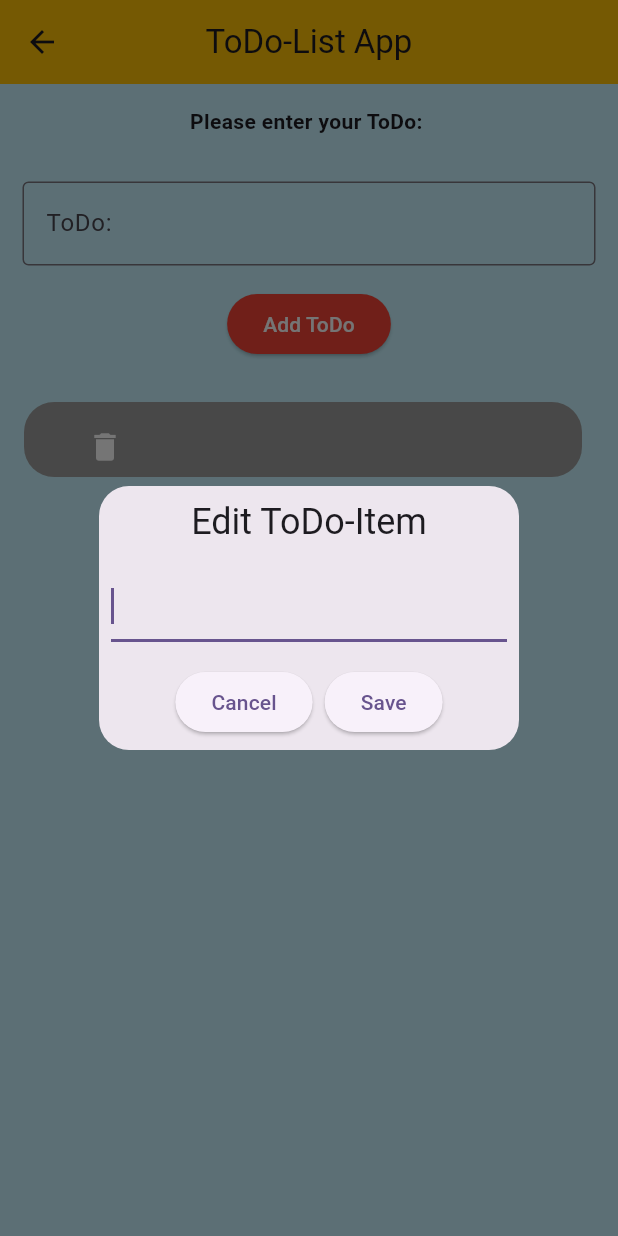
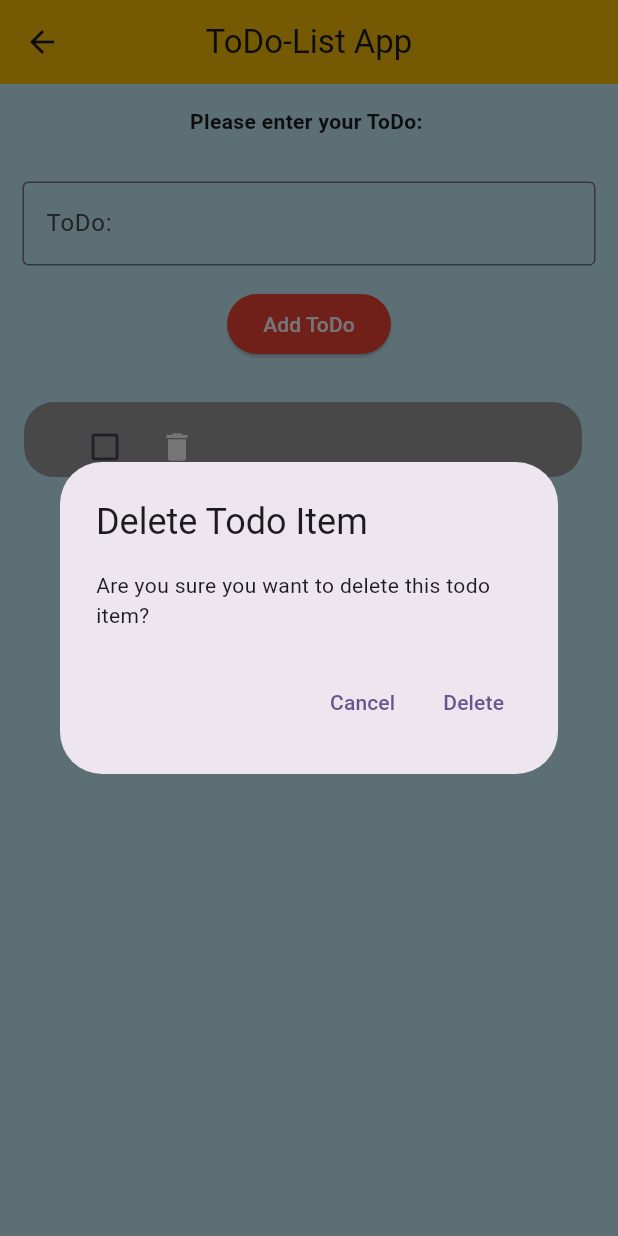
Before and after one commit to AndlKais/MADV, a Flutter app: the TodoHomepage screen opened directly, after a tap on "Add ToDo", after a tap on the "delete" icon, on a phone screen of 412 x 824 dp. Run offline on Flutter 3.47's test engine with Material 3 defaults, Android fonts, the phone set to English and light mode, and no system bars; our stand-ins replace cloud_firestore, firebase_core, get; accounts and stored records are empty.

Commit message:
Nachträgliche Fixes zur Endversion

```diff
--- a/todo_app/lib/infrastructure/todoItem_repository.dart
+++ b/todo_app/lib/infrastructure/todoItem_repository.dart
@@ -8,20 +8,14 @@
   Future<List<TodoItem>> getAllTodoItems() async {
     final todoItemsCollection = await _firestore.collection('todoItems').get();
 
-    if (kDebugMode) {
-      print("komme bis hier hin");
-    }
-
     for (QueryDocumentSnapshot documentSnapshot in todoItemsCollection.docs) {
       if (kDebugMode) {
         print(documentSnapshot.data());
       }
     }
 
-    final todoItemList = todoItemsCollection.docs
-        .map((QueryDocumentSnapshot e) =>
-        TodoItem.fromJson(e.data() as Map<String, dynamic>))
-        .toList();
+    final todoItemList =
+        todoItemsCollection.docs.map((e) => TodoItem.fromJson(e)).toList();
 
     return Future.value(todoItemList);
 
@@ -46,42 +40,23 @@
     }
   }
 
-  Future<void> deleteDataBasedOnQuery(String field, String value) async {
+  Future<void> deleteDataBasedOnQuery(TodoItem todoItem) async {
+    print("field: $todoItem.id");
+
     try {
-      QuerySnapshot querySnapshot = await _firestore
-          .collection('todoItems')
-          .where(field, isEqualTo: value)
-          .get();
-
-
-      print('Anzahl der Dokumente: ${querySnapshot.size}');
-
-
-      for (QueryDocumentSnapshot document in querySnapshot.docs) {
-        print(" kurz vorm Löschen ");
-        await document.reference.delete();
-      }
-
+      await _firestore.collection('todoItems').doc(todoItem.id).delete();
       print('Daten erfolgreich aus Firestore gelöscht.');
     } catch (e) {
       print('Fehler beim Löschen der Daten: $e');
     }
   }
 
-  Future<void> updateDataBasedOnQuery(String field, String oldValue,
-      String newValue) async {
+  Future<void> updateDataBasedOnQuery(String name, bool done, String id) async {
     try {
-      QuerySnapshot querySnapshot = await _firestore
+      await _firestore
           .collection('todoItems')
-          .where(field, isEqualTo: oldValue)
-          .get();
-
-      print('Anzahl der Dokumente: ${querySnapshot.size}');
-
-      for (QueryDocumentSnapshot document in querySnapshot.docs) {
-        print("kurz vorm Aktualisieren");
-        await document.reference.update({field: newValue});
-      }
+          .doc(id)
+          .update({'id': id, 'done': done, 'name': name});
       print('Daten erfolgreich in Firestore aktualisiert.');
     } catch (e) {
       print('Fehler beim Aktualisieren der Daten: $e');
--- a/todo_app/lib/infrastructure/todo_item.dart
+++ b/todo_app/lib/infrastructure/todo_item.dart
@@ -1,18 +1,28 @@
+import 'package:cloud_firestore/cloud_firestore.dart';
+
 class TodoItem{
-  int id;
+  String id;
   bool done;
   String name;
 
-  TodoItem({required this.id, required this.done, required this.name});
+  TodoItem({required this.id, this.done = false, required this.name});
 
-  factory TodoItem.fromJson(Map<String, dynamic> json) {
-
-    print(json['id']);
+  /*factory TodoItem.fromJson(Map<String, dynamic> json) {
 
     return TodoItem(
       id: json['id'],
       done: json['done'],
       name: json['name']
     );
+  }*/
+
+  factory TodoItem.fromJson(DocumentSnapshot doc) {
+    Map<String, dynamic> json = doc.data() as Map<String, dynamic>;
+
+    return TodoItem(
+        id: doc.id,
+        done: json['done'],
+        name: json['name']
+    );
   }
 }
--- a/todo_app/lib/presentation/app.dart
+++ b/todo_app/lib/presentation/app.dart
@@ -12,7 +12,7 @@
     Get.lazyPut(() => TodoHomepageController());
     Get.lazyPut(() => TodoItemRepository());
 
-    return MaterialApp(
+    return GetMaterialApp(
       title: 'ToDo-List',
       theme: ThemeData(
         scaffoldBackgroundColor: const Color(0x94A0EAFF),
--- a/todo_app/lib/presentation/login/login.dart
+++ b/todo_app/lib/presentation/login/login.dart
@@ -64,7 +64,7 @@
                         Navigator.push(
                           context,
                           MaterialPageRoute(
-                              builder: (context) => TodoHomepage()
+                              builder: (context) => const TodoHomepage()
                         ));
                       } else {
                         ScaffoldMessenger.of(context).showSnackBar(
--- a/todo_app/lib/presentation/todoHomepage/todo_homepage.dart
+++ b/todo_app/lib/presentation/todoHomepage/todo_homepage.dart
@@ -5,11 +5,7 @@
 import 'package:todo_app/presentation/todoHomepage/todo_homepage_controller.dart';
 
 class TodoHomepage extends GetView<TodoHomepageController> {
-
-
-  TodoHomepage({super.key});
-
-  //final todoItemRepository = TodoItemRepository();
+  const TodoHomepage({super.key});
 
   @override
   Widget build(BuildContext context) {
@@ -25,27 +21,16 @@
           children: [
             TodoInput(
                 todoItems: controller.initialTodoItems,
-                onTodoItemsUpdated: (updatedTodoItems) {}
-            ),
+                onTodoItemsUpdated: (updatedTodoItems) {controller.update();}),
             const SizedBox(height: 20),
             Expanded(
-              child:
-              Obx(() => ListView.builder(
+              child: Obx(
+                () => ListView.builder(
                   itemBuilder: (context, index) {
-                      return NewTodoItem(
-                          newTodoItem: controller.initialTodoItems[index],
-                          onTap: (todoItem){
-                            controller.editTodoItem(controller.initialTodoItems[index]);
-
-                          },
-                          /*onPressed: (todoItem) {
-                            todoItem = controller.initialTodoItems[index];
-                            print(todoItem.categoryName);
-                            print("Logged!");
-                            controller.editTodoItem(todoItem);
-                          }*/
-                      );
-                    },
+                    return NewTodoItem(
+                      newTodoItem: controller.initialTodoItems[index],
+                    );
+                  },
                   itemCount: controller.initialTodoItems.length,
                 ),
               ),
--- a/todo_app/lib/presentation/todoHomepage/todo_homepage_controller.dart
+++ b/todo_app/lib/presentation/todoHomepage/todo_homepage_controller.dart
@@ -1,3 +1,4 @@
+import 'package:flutter/foundation.dart';
 import 'package:flutter/material.dart';
 import 'package:get/get.dart';
 import 'package:todo_app/infrastructure/todo_item.dart';
@@ -11,8 +12,8 @@
 
   @override
   void onInit() {
+    _initData();
     super.onInit();
-    _initData();
   }
 
   @override
@@ -22,88 +23,54 @@
   }
 
   void _initData() {
-    print("initialisieren");
+    if (initialTodoItems.isEmpty) {
       todoItemRepository.getAllTodoItems().then((todoItems) {
+        if (kDebugMode) {
           print("Abgerufene TodoItems: $todoItems");
+        }
         if (todoItems.isNotEmpty) {
           initialTodoItems.addAll(todoItems);
+          update();
         } else {
+          if (kDebugMode) {
             print("Keine Daten gefunden");
           }
+        }
       }).catchError((error) {
+        if (kDebugMode) {
           print("Fehler beim Abrufen der Daten: $error");
+        }
+      });
+    }
+  }
+
+  void addTodoItem(TodoItem newTodoItem){
+    todoItemRepository.addTodoItem(newTodoItem).then((_) {
+      initialTodoItems.add(newTodoItem);
+      update();
     });
   }
 
-  void editTodoItem(TodoItem todoItem) {
-    todoItemRepository.updateDataBasedOnQuery('name', 'test', 'testerchen');
-
-    String editedValue =
-        initialTodoItems[initialTodoItems.indexOf(todoItem)].name;
-
-    TextEditingController editingController =
-        TextEditingController(text: editedValue);
-
-    Get.defaultDialog(
-      title: 'Edit ToDo-Item',
-      content: TextField(
-        controller: editingController,
-        autofocus: true,
-        onChanged: (newValue) {
-          editedValue = newValue;
-        },
-      ),
-      confirm: ElevatedButton(
-        onPressed: () {
-          initialTodoItems[initialTodoItems.indexOf(todoItem)].name =
-              editedValue;
-          Get.back();
-        },
-        child: const Text('Save'),
-      ),
-      cancel: ElevatedButton(
-        onPressed: () {
-          Get.back();
-        },
-        child: const Text('Cancel'),
-      ),
-    ).then((returnVal) {
-      if (returnVal != null) {
-        initialTodoItems[initialTodoItems.indexOf(todoItem)].name = returnVal;
+  void editTodoItem(String name, bool done, String id) {
+    todoItemRepository.updateDataBasedOnQuery(name, done, id);
+    update();
   }
-    });
-  }
-
-/*Get.defaultDialog(
-          title: 'Dialog',
-          content: Text('This is a dialog'),
-          actions: [
-            TextButton(
-              child: const Text("Close"),
-              onPressed: () => Get.back(),
-            ),
-          ],
-
-      );
-
-  }
-
-
-
-
-  void editTodoItem(TodoItem todoItem) {
-    String editedValue =
-        initialTodoItems[initialTodoItems.indexOf(todoItem)].title;
-
-    print("Komme hier hin" + editedValue);
-
-    Get.dialog(
-
-    );
-  }*/
 
   void deleteTodoItem(TodoItem todoItem) {
     initialTodoItems.remove(todoItem);
-    todoItemRepository.deleteDataBasedOnQuery('name', 'testerchen');
+    todoItemRepository.deleteDataBasedOnQuery(todoItem);
+  }
+
+  void toggleDone(TodoItem todoItem) {
+    todoItem.done = !todoItem.done;
+    update();
+    if(todoItem.done){
+      Icons.check_box;
+      deleteTodoItem(todoItem);
+    }else {
+      todoItemRepository.updateDataBasedOnQuery(
+          todoItem.name, todoItem.done, todoItem.id);
+      update();
     }
   }
+}
--- a/todo_app/lib/presentation/todoItem/new_todo_item.dart
+++ b/todo_app/lib/presentation/todoItem/new_todo_item.dart
@@ -1,23 +1,20 @@
-import 'dart:developer';
-
 import 'package:todo_app/infrastructure/todo_item.dart';
 import 'package:flutter/material.dart';
 import 'package:get/get.dart';
 import 'package:todo_app/presentation/todoHomepage/todo_homepage_controller.dart';
 
 class NewTodoItem extends GetView<TodoHomepageController> {
+  final TodoItem newTodoItem;
 
-
-  final TodoItem newTodoItem;
-  final Function(TodoItem) onTap;
-
-  const NewTodoItem({super.key, required this.newTodoItem, required this.onTap});
+  const NewTodoItem({super.key, required this.newTodoItem});
 
   @override
   Widget build(BuildContext context) {
+    Get.lazyPut(() => TodoHomepageController());
+
     return ListTile(
       title: GestureDetector(
-        onTap: () => onTap(newTodoItem),
+        onTap: () => _showEditConfirmationDialog(context, newTodoItem),
         child: Container(
           height: 50,
           padding: const EdgeInsets.symmetric(vertical: 10, horizontal: 30),
@@ -34,6 +31,19 @@
                 style: const TextStyle(color: Colors.black),
               ),*/
               IconButton(
+                  onPressed: () {
+                    controller.toggleDone(newTodoItem);
+                    newTodoItem.done = true;
+                    if (newTodoItem.done) {
+                      ScaffoldMessenger.of(context).showSnackBar(
+                        const SnackBar(content: Text('ToDo-Item done!')),
+                      );
+                    }
+                  },
+                  icon: newTodoItem.done
+                      ? const Icon(Icons.check_box)
+                      : const Icon(Icons.check_box_outline_blank)),
+              IconButton(
                 onPressed: () {
                   _showDeleteConfirmationDialog(context, newTodoItem);
                 },
@@ -47,27 +57,27 @@
     );
   }
 
-
   void _showDeleteConfirmationDialog(BuildContext context, TodoItem todoItem) {
     showDialog(
       context: context,
       builder: (BuildContext context) {
         return AlertDialog(
-          title: Text('Delete Todo Item'),
-          content: Text('Are you sure you want to delete this todo item?'),
+          title: const Text('Delete Todo Item'),
+          content:
+              const Text('Are you sure you want to delete this todo item?'),
           actions: [
             TextButton(
               onPressed: () {
                 Navigator.of(context).pop(); // Close the dialog
               },
-              child: Text('Cancel'),
+              child: const Text('Cancel'),
             ),
             TextButton(
               onPressed: () {
                 controller.deleteTodoItem(todoItem);
                 Navigator.of(context).pop(); // Close the dialog
               },
-              child: Text('Delete'),
+              child: const Text('Delete'),
             ),
           ],
         );
@@ -75,62 +85,46 @@
     );
   }
 
+  Future<void> _showEditConfirmationDialog(
+      BuildContext context, TodoItem todoItem) async {
+    String editedValue = todoItem.name;
+    TextEditingController editingController =
+        TextEditingController(text: editedValue);
 
-
-
-  /*
-
-
-
-  final TodoItem newTodoItem;
-  final Function(TodoItem) onPressed;
-
-  const NewTodoItem({super.key, required this.newTodoItem, required this.onPressed});
-
-  @override
-  Widget build(BuildContext context) {
-    return ListTile(
-      title: GestureDetector(
-        onTap: () {
-          print(newTodoItem.categoryName);
-
-          onPressed(this.newTodoItem);
-          /*if (newTodoItem != null) {
-            inspect(newTodoItem);
-            onPressed(this.newTodoItem);
-          } else {
-            // newTodoItem ist null, zeige eine Warnung oder führe alternative Logik aus
-            print("Warning: newTodoItem is null");
-          }*/
-        },
-        child: Container(
-          height: 50,
-          padding: const EdgeInsets.symmetric(vertical: 10, horizontal: 30),
-          decoration: const BoxDecoration(
-            color: Colors.grey,
-            borderRadius: BorderRadius.all(Radius.circular(20)),
-          ),
-          child: Row(
-            mainAxisAlignment: MainAxisAlignment.start,
-            children: [
-              Text(
-                newTodoItem.title,
+    showDialog(
+        context: context,
+        builder: (BuildContext context) {
+          return AlertDialog(
+              title: const Text('Edit ToDo-Item'),
+              content: TextField(
+                controller: editingController,
+                autofocus: true,
+                onChanged: (newValue) {
+                  editedValue = newValue;
+                },
               ),
-              Text(
-                'Finish Date: ${newTodoItem.finishDate}',
-                style: const TextStyle(color: Colors.black),
-              ),
-              IconButton(
-                onPressed: () {
-                  //controller.deleteTodoItem(newTodoItem);
-                },
-                icon: const Icon(Icons.delete),
-                color: Colors.white,
-              ),
-            ],
-          ),
-        ),
-      ),
-    );
-  }*/
+              actions: [
+                ElevatedButton(
+                  onPressed: () {
+                    todoItem.name = editedValue;
+                    Get.find<TodoHomepageController>().editTodoItem(
+                        todoItem.name, todoItem.done, todoItem.id);
+                    Get.back(result: editedValue);
+                    Get.find<TodoHomepageController>().onInit();
+                  },
+                  child: const Text('Save'),
+                ),
+                ElevatedButton(
+                  onPressed: () {
+                    Get.back();
+                  },
+                  child: const Text('Cancel'),
+                ),
+              ]);
+        }).then((returnVal) {
+      if (returnVal != null) {
+        todoItem.name = returnVal;
+      }
+    });
+  }
 }
--- a/todo_app/lib/presentation/todoList/todo_input.dart
+++ b/todo_app/lib/presentation/todoList/todo_input.dart
@@ -1,11 +1,11 @@
 import 'package:flutter/material.dart';
-import 'package:todo_app/infrastructure/todoItem_repository.dart';
+import 'package:get/get.dart';
 import 'package:todo_app/infrastructure/todo_item.dart';
 import 'package:todo_app/presentation/todoHomepage/todo_homepage_controller.dart';
 
-class TodoInput extends StatefulWidget {
+class TodoInput extends StatelessWidget {
 
-  final List<TodoItem> todoItems;
+  /*final List<TodoItem> todoItems;
   final Function(List<TodoItem>) onTodoItemsUpdated;
   const TodoInput({super.key, required this.todoItems, required this.onTodoItemsUpdated});
 
@@ -61,8 +61,7 @@
           onPressed: () {
             final newTodoItem = TodoItem(
               name: myController.text,
-              done: true,
-              id: 0,
+              id: DateTime.now().toString()
             );
             setState(() {
               widget.todoItems.add(newTodoItem);
@@ -75,5 +74,58 @@
         )
       ],
     );
+  }*/
+
+  final List<TodoItem> todoItems;
+  final Function(List<TodoItem>) onTodoItemsUpdated;
+  TodoInput({super.key, required this.todoItems, required this.onTodoItemsUpdated});
+
+  final TodoHomepageController todoController = Get.find();
+  final TextEditingController myController = TextEditingController();
+
+  @override
+  Widget build(BuildContext context) {
+    return Column(
+      children: [
+        const Padding(
+          padding: EdgeInsets.all(15),
+          child: Text(
+            'Please enter your ToDo: ',
+            style: TextStyle(fontWeight: FontWeight.bold),
+          ),
+        ),
+        Padding(
+          padding: const EdgeInsets.all(15),
+          child: SizedBox(
+            width: 500,
+            child: TextField(
+              controller: myController,
+              textAlign: TextAlign.center,
+              textAlignVertical: TextAlignVertical.center,
+              decoration: const InputDecoration(
+                border: OutlineInputBorder(),
+                labelText: 'ToDo:',
+                hintText: 'Enter Your ToDo',
+              ),
+            ),
+          ),
+        ),
+        ElevatedButton(
+          style: ElevatedButton.styleFrom(
+            foregroundColor: Colors.white,
+            backgroundColor: Colors.red,
+          ),
+          onPressed: () {
+            final newTodoItem = TodoItem(
+              name: myController.text,
+              id: DateTime.now().toString(),
+            );
+            todoController.addTodoItem(newTodoItem);
+            myController.clear();
+          },
+          child: const Text("Add ToDo"),
+        )
+      ],
+    );
   }
 }
```
Lines whose indentation alone changed are shown as unchanged.
